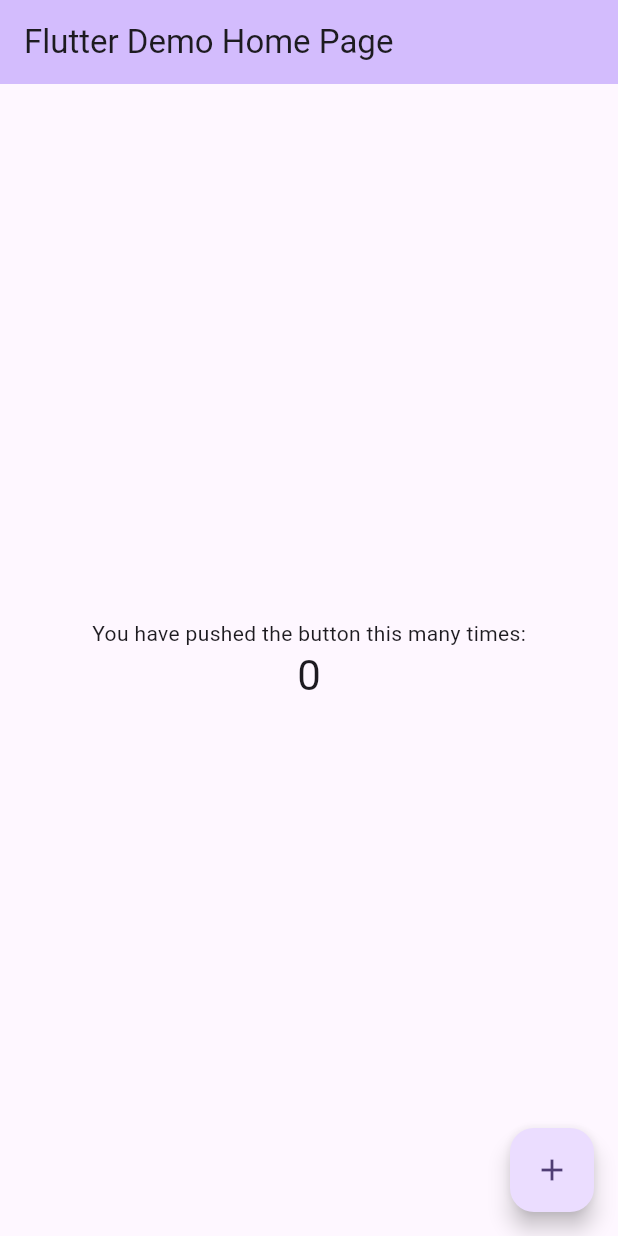
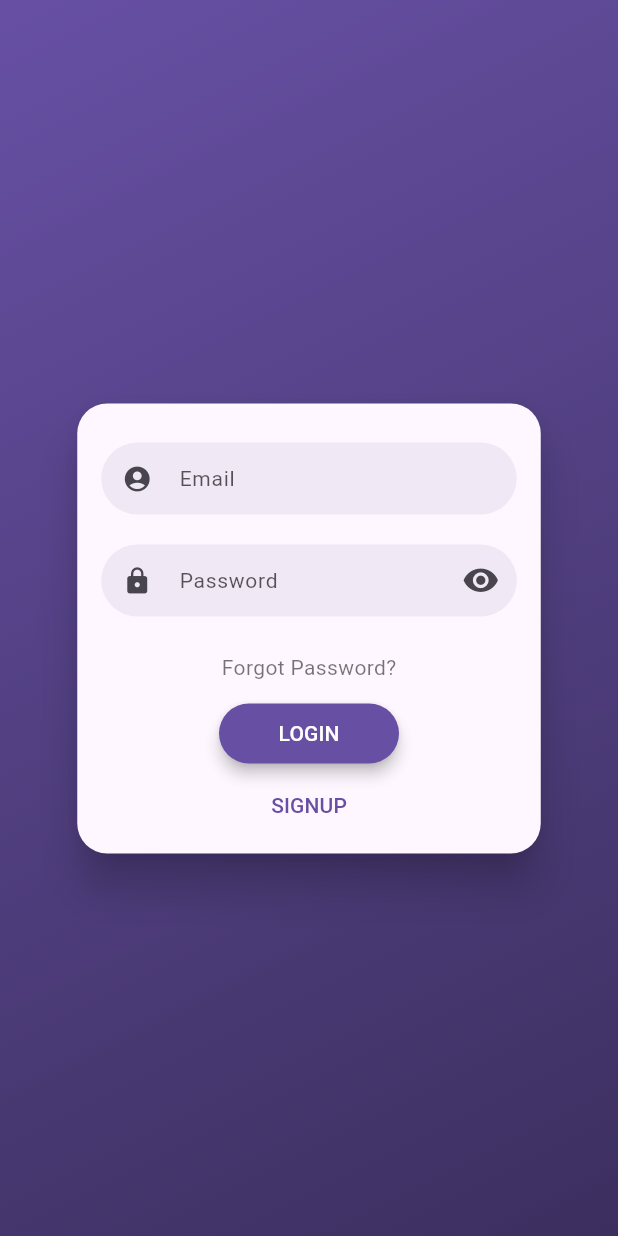
Before and after one commit to DKSingh1604/google_login, a Flutter app: the screen it shows after launch, on a phone screen of 412 x 824 dp. Run offline on Flutter 3.47's test engine with Material 3 defaults, Android fonts, the light colour scheme and no system bars; drawn by our look-alikes of flutter_login.

Commit message:
login page

```diff
--- /dev/null
+++ b/lib/home_page.dart
@@ -0,0 +1,37 @@
+// ignore_for_file: prefer_const_constructors
+
+import 'package:flutter/material.dart';
+import 'package:flutter_login/flutter_login.dart';
+
+class HomePage extends StatelessWidget {
+  const HomePage({super.key});
+
+  //loading time..
+  Duration get loadingTime => const Duration(milliseconds: 2000);
+
+  //login
+  Future<String?> _authUser(LoginData data) {
+    return Future.delayed(loadingTime).then((value) => null);
+  }
+
+  //forgot password
+  Future<String?> _recoverPassword(String data) {
+    return Future.delayed(loadingTime).then((value) => null);
+  }
+
+  //sign up
+  Future<String?> _signupUser(SignupData data) {
+    return Future.delayed(loadingTime).then((value) => null);
+  }
+
+  @override
+  Widget build(BuildContext context) {
+    return Scaffold(
+      body: FlutterLogin(
+        onLogin: _authUser,
+        onRecoverPassword: _recoverPassword,
+        onSignup: _signupUser,
+      ),
+    );
+  }
+}
--- a/lib/main.dart
+++ b/lib/main.dart
@@ -1,4 +1,5 @@
 import 'package:flutter/material.dart';
+import 'package:g_login/home_page.dart';
 
 void main() {
   runApp(const MyApp());
@@ -7,119 +8,11 @@
 class MyApp extends StatelessWidget {
   const MyApp({super.key});
 
-  // This widget is the root of your application.
   @override
   Widget build(BuildContext context) {
     return MaterialApp(
-      title: 'Flutter Demo',
-      theme: ThemeData(
-        // This is the theme of your application.
-        //
-        // TRY THIS: Try running your application with "flutter run". You'll see
-        // the application has a purple toolbar. Then, without quitting the app,
-        // try changing the seedColor in the colorScheme below to Colors.green
-        // and then invoke "hot reload" (save your changes or press the "hot
-        // reload" button in a Flutter-supported IDE, or press "r" if you used
-        // the command line to start the app).
-        //
-        // Notice that the counter didn't reset back to zero; the application
-        // state is not lost during the reload. To reset the state, use hot
-        // restart instead.
-        //
-        // This works for code too, not just values: Most code changes can be
-        // tested with just a hot reload.
-        colorScheme: ColorScheme.fromSeed(seedColor: Colors.deepPurple),
-        useMaterial3: true,
-      ),
-      home: const MyHomePage(title: 'Flutter Demo Home Page'),
+      debugShowCheckedModeBanner: false,
+      home: HomePage(),
     );
   }
 }
-
-class MyHomePage extends StatefulWidget {
-  const MyHomePage({super.key, required this.title});
-
-  // This widget is the home page of your application. It is stateful, meaning
-  // that it has a State object (defined below) that contains fields that affect
-  // how it looks.
-
-  // This class is the configuration for the state. It holds the values (in this
-  // case the title) provided by the parent (in this case the App widget) and
-  // used by the build method of the State. Fields in a Widget subclass are
-  // always marked "final".
-
-  final String title;
-
-  @override
-  State<MyHomePage> createState() => _MyHomePageState();
-}
-
-class _MyHomePageState extends State<MyHomePage> {
-  int _counter = 0;
-
-  void _incrementCounter() {
-    setState(() {
-      // This call to setState tells the Flutter framework that something has
-      // changed in this State, which causes it to rerun the build method below
-      // so that the display can reflect the updated values. If we changed
-      // _counter without calling setState(), then the build method would not be
-      // called again, and so nothing would appear to happen.
-      _counter++;
-    });
-  }
-
-  @override
-  Widget build(BuildContext context) {
-    // This method is rerun every time setState is called, for instance as done
-    // by the _incrementCounter method above.
-    //
-    // The Flutter framework has been optimized to make rerunning build methods
-    // fast, so that you can just rebuild anything that needs updating rather
-    // than having to individually change instances of widgets.
-    return Scaffold(
-      appBar: AppBar(
-        // TRY THIS: Try changing the color here to a specific color (to
-        // Colors.amber, perhaps?) and trigger a hot reload to see the AppBar
-        // change color while the other colors stay the same.
-        backgroundColor: Theme.of(context).colorScheme.inversePrimary,
-        // Here we take the value from the MyHomePage object that was created by
-        // the App.build method, and use it to set our appbar title.
-        title: Text(widget.title),
-      ),
-      body: Center(
-        // Center is a layout widget. It takes a single child and positions it
-        // in the middle of the parent.
-        child: Column(
-          // Column is also a layout widget. It takes a list of children and
-          // arranges them vertically. By default, it sizes itself to fit its
-          // children horizontally, and tries to be as tall as its parent.
-          //
-          // Column has various properties to control how it sizes itself and
-          // how it positions its children. Here we use mainAxisAlignment to
-          // center the children vertically; the main axis here is the vertical
-          // axis because Columns are vertical (the cross axis would be
-          // horizontal).
-          //
-          // TRY THIS: Invoke "debug painting" (choose the "Toggle Debug Paint"
-          // action in the IDE, or press "p" in the console), to see the
-          // wireframe for each widget.
-          mainAxisAlignment: MainAxisAlignment.center,
-          children: <Widget>[
-            const Text(
-              'You have pushed the button this many times:',
-            ),
-            Text(
-              '$_counter',
-              style: Theme.of(context).textTheme.headlineMedium,
-            ),
-          ],
-        ),
-      ),
-      floatingActionButton: FloatingActionButton(
-        onPressed: _incrementCounter,
-        tooltip: 'Increment',
-        child: const Icon(Icons.add),
-      ), // This trailing comma makes auto-formatting nicer for build methods.
-    );
-  }
-}
--- a/pubspec.yaml
+++ b/pubspec.yaml
@@ -35,6 +35,7 @@ dependencies:
   # The following adds the Cupertino Icons font to your application.
   # Use with the CupertinoIcons class for iOS style icons.
   cupertino_icons: ^1.0.8
+  flutter_login: ^5.0.0
 
 dev_dependencies:
   flutter_test:
```
Also changed, not shown: pubspec.lock, 5 other files.
